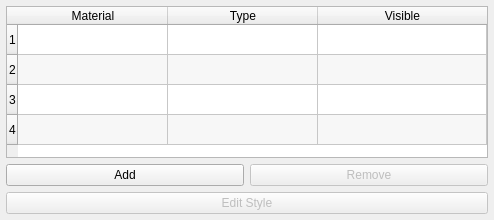
Qt form hexrd/ui/resources/ui/overlay_manager.ui (HEXRD/hexrdgui) before a commit.
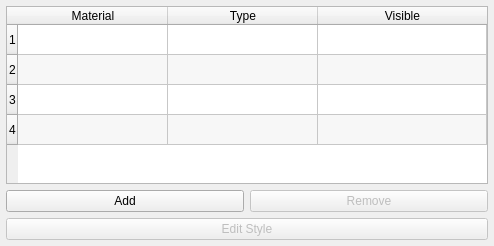
The same form after that commit.

Commit message: Remove autoDefault from all buttons in OverlayManager

What changed in the file:
```diff
--- a/hexrd/ui/resources/ui/overlay_manager.ui
+++ b/hexrd/ui/resources/ui/overlay_manager.ui
@@ -7,7 +7,7 @@
     <x>0</x>
     <y>0</y>
     <width>494</width>
-    <height>220</height>
+    <height>246</height>
    </rect>
   </property>
   <property name="minimumSize">
@@ -37,6 +37,9 @@
      <property name="text">
       <string>Remove</string>
      </property>
+     <property name="autoDefault">
+      <bool>false</bool>
+     </property>
     </widget>
    </item>
    <item row="2" column="0">
@@ -44,6 +47,9 @@
      <property name="text">
       <string>Add</string>
      </property>
+     <property name="autoDefault">
+      <bool>false</bool>
+     </property>
     </widget>
    </item>
    <item row="1" column="0" colspan="2">
@@ -119,6 +125,9 @@
      <property name="text">
       <string>Edit Style</string>
      </property>
+     <property name="autoDefault">
+      <bool>false</bool>
+     </property>
     </widget>
    </item>
   </layout>
```
